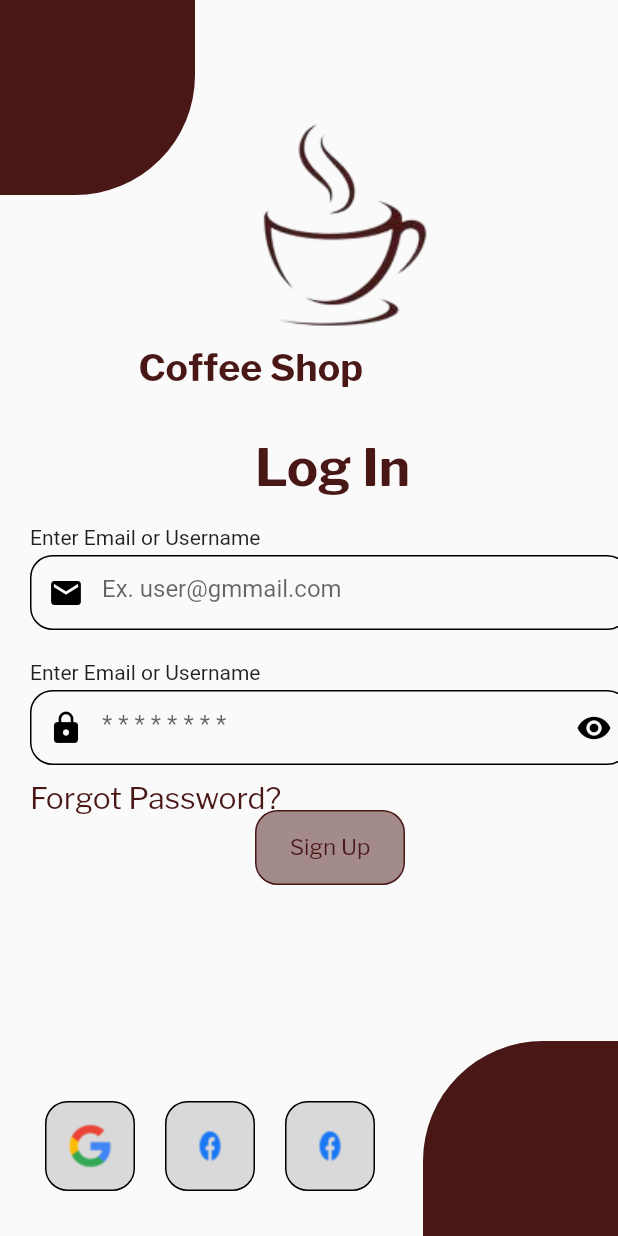
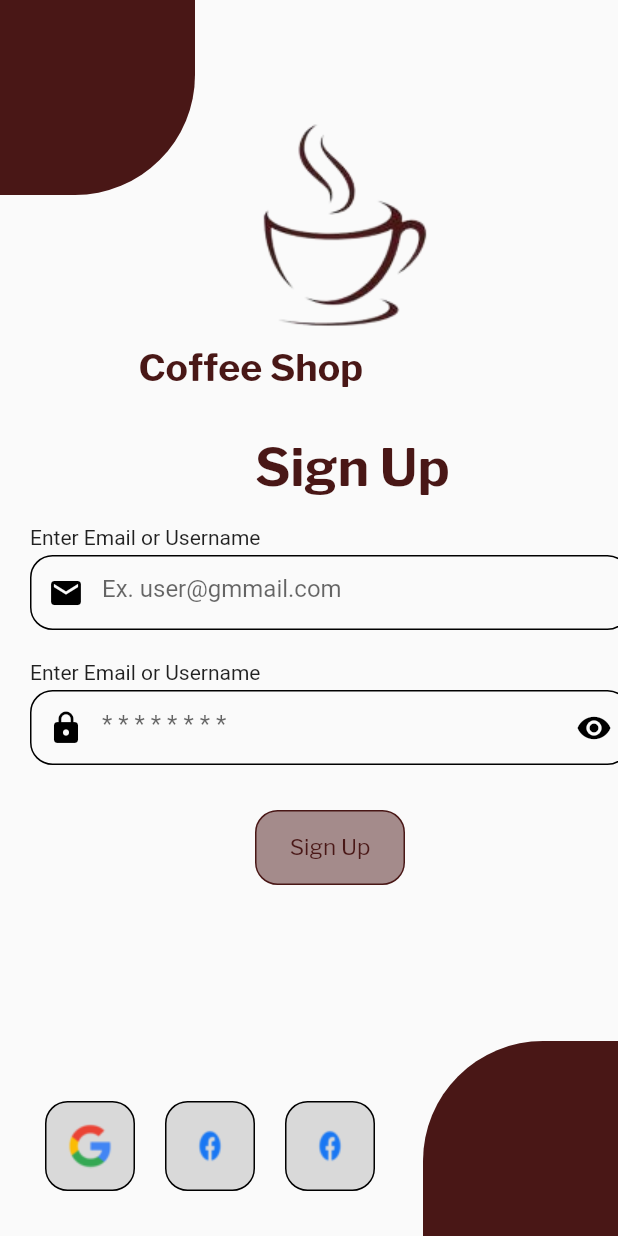
Before and after one commit to BhanderiNikunj/Coffee_App, a Flutter app: the SignUpScreen screen opened by its route, on a phone screen of 412 x 824 dp. Run offline on Flutter 3.47's test engine with Material 2 defaults, Android fonts, the light colour scheme and no system bars; our stand-ins replace google_fonts, shared_preferences; accounts and stored records are empty.

Commit message:
Coffee Shop

```diff
--- a/lib/Screen/SignUp/View/SignUpScreen.dart
+++ b/lib/Screen/SignUp/View/SignUpScreen.dart
@@ -60,7 +60,7 @@ class _SignUpScreenState extends State<SignUpScreen> {
               top: 290,
               left: 170,
               child: Text(
-                "Log In",
+                "Sign Up",
                 style: GoogleFonts.libreFranklin(
                   color: Color(0xff491716),
                   fontWeight: FontWeight.bold,
@@ -128,17 +128,6 @@ class _SignUpScreenState extends State<SignUpScreen> {
                     ),
                     hintText: "* * * * * * * *",
                   ),
-                ),
-              ),
-            ),
-            Positioned(
-              top: 520,
-              left: 20,
-              child: Text(
-                "Forgot Password?",
-                style: GoogleFonts.libreFranklin(
-                  color: Color(0xff491716),
-                  fontSize: 20,
                 ),
               ),
             ),
```
Also changed, not shown: lib/Screen/Home/View/HomeScreen.dart (+58 -4 lines), pubspec.lock, 4 other files.
